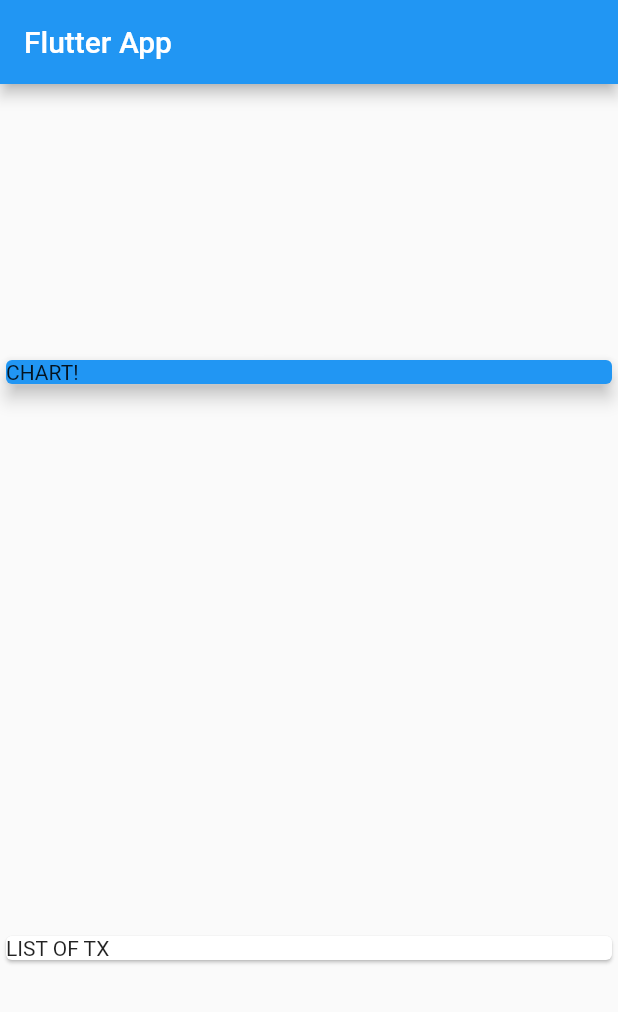
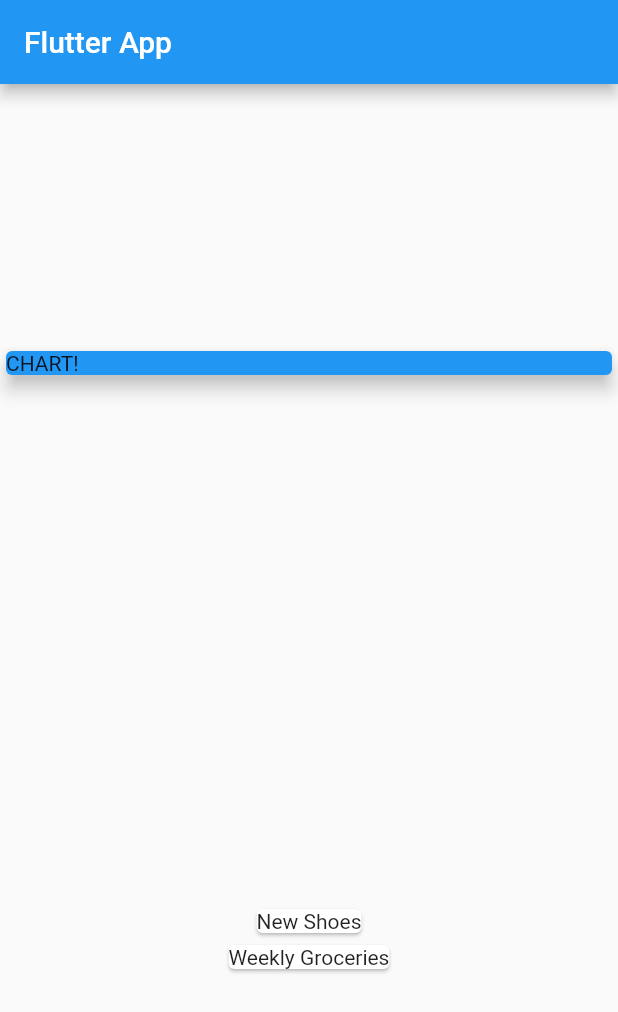
Before and after one commit to cmburch/MobileApps, a Flutter app: the screen it shows after launch, on a phone screen of 412 x 824 dp. Shown: the top 1012 px of the screen. Run offline on Flutter 3.47's test engine with Material 2 defaults, Android fonts, the phone set to English and light mode, and no system bars.

Commit message:
[cashapp] built custom list item

```diff
--- a/flutter_dart_course/cashApp/lib/main.dart
+++ b/flutter_dart_course/cashApp/lib/main.dart
@@ -47,8 +47,10 @@ class MyHomePage extends StatelessWidget {
              elevation: 5,
            ),
          ),
-          Card(
-            child: Text('LIST OF TX'),
+         Column(
+           children: transactions.map((tx) {
+             return Card(child: Text(tx.title));
+           }).toList(),
          ),
        ],
      ),
```
Lines whose indentation alone changed are shown as unchanged.
